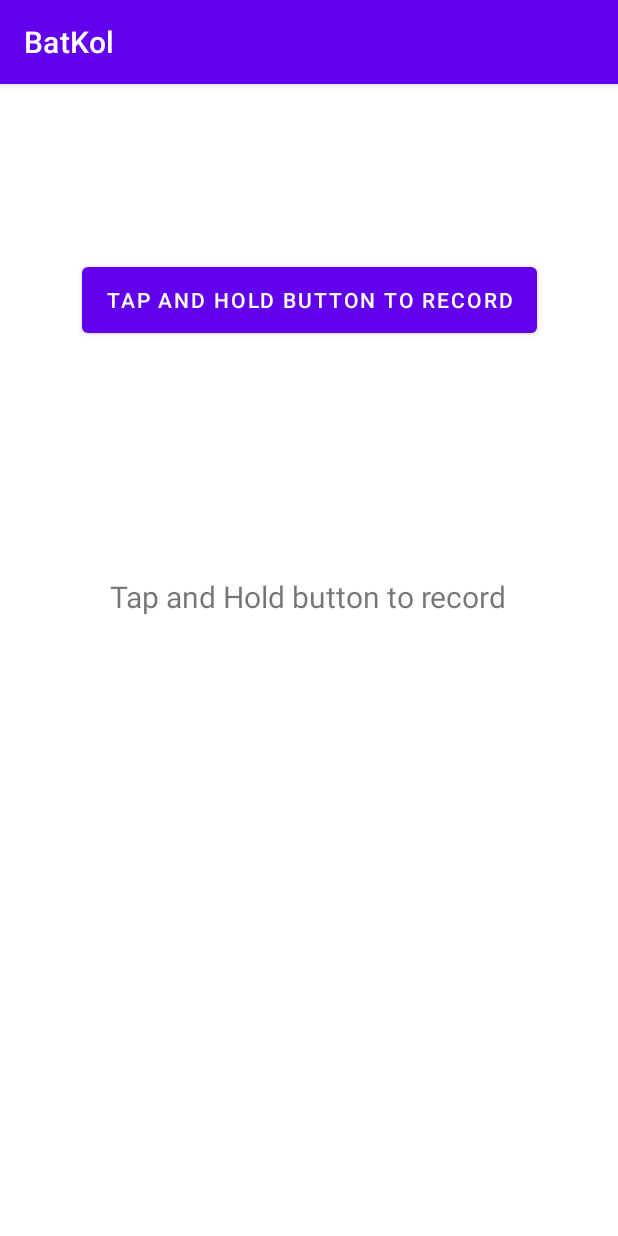
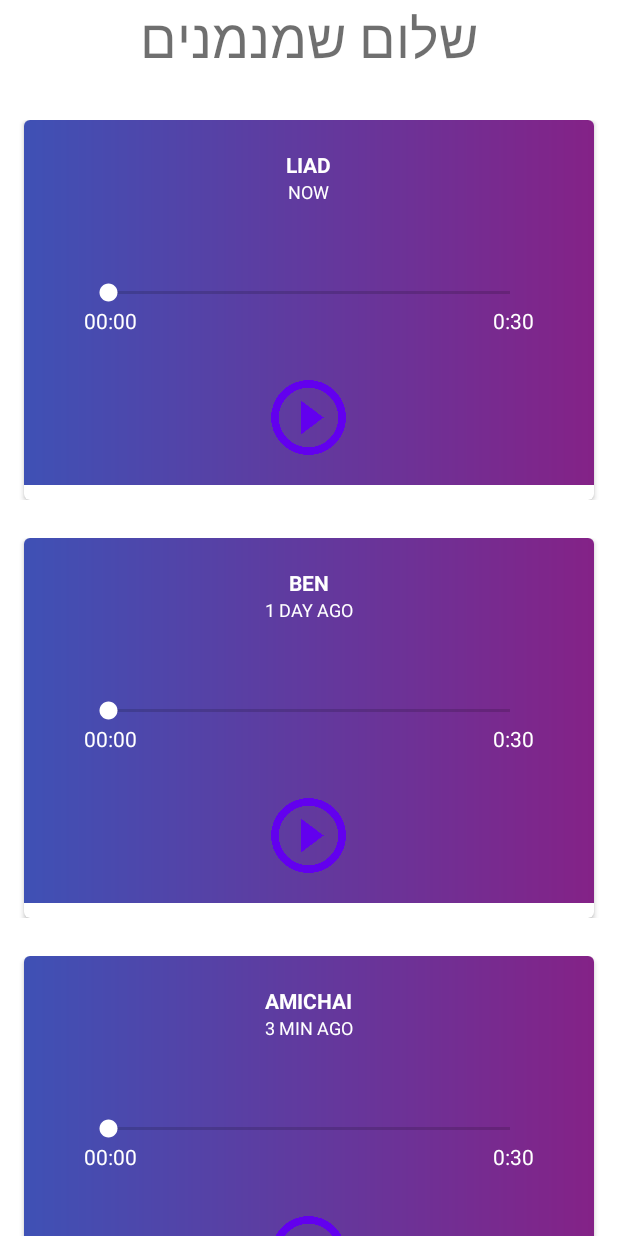
Before and after one commit to BatKol/BatKol, an Android app: the screen it shows after launch (newRecordActivity before the commit, benTesst after it), on a phone screen of 412 x 824 dp. Run offline under Robolectric (Android 15) with nearby library versions, the phone set to English and light mode, and no system bars.

Commit message:
add recordCard class and recordlist adapter

```diff
--- a/app/build.gradle
+++ b/app/build.gradle
@@ -35,6 +35,7 @@ dependencies {
     implementation 'androidx.constraintlayout:constraintlayout:2.0.4'
     implementation 'androidx.navigation:navigation-fragment:2.3.3'
     implementation 'androidx.navigation:navigation-ui:2.3.3'
+    implementation 'com.google.firebase:firebase-database:19.6.0'
     testImplementation 'junit:junit:4.+'
     androidTestImplementation 'androidx.test.ext:junit:1.1.2'
     androidTestImplementation 'androidx.test.espresso:espresso-core:3.3.0'
--- a/app/src/main/java/com/example/batkol/benTesst.java
+++ b/app/src/main/java/com/example/batkol/benTesst.java
@@ -7,29 +7,76 @@ import com.google.android.material.snackbar.Snackbar;
 
 import androidx.appcompat.app.AppCompatActivity;
 import androidx.appcompat.widget.Toolbar;
+import androidx.recyclerview.widget.LinearLayoutManager;
+import androidx.recyclerview.widget.RecyclerView;
 
 import android.view.View;
+import android.widget.ProgressBar;
+
+import java.util.ArrayList;
+
+import models.RecordCard;
+import utils.RecordList_adapter;
 
 public class benTesst extends AppCompatActivity
 {
 
+    private RecyclerView recyclerView;
+    private ArrayList<RecordCard> cards;
+    private RecordList_adapter cardsAdapter;
+    private ProgressBar progressb;
+
+    public   static boolean flag;
+    public static boolean b;
+
     @Override
-    protected void onCreate(Bundle savedInstanceState)
-    {
+    protected void onCreate(Bundle savedInstanceState) {
         super.onCreate(savedInstanceState);
         setContentView(R.layout.activity_ben_tesst);
-        Toolbar toolbar = findViewById(R.id.toolbar);
-        setSupportActionBar(toolbar);
 
-        FloatingActionButton fab = findViewById(R.id.fab);
-        fab.setOnClickListener(new View.OnClickListener()
-        {
-            @Override
-            public void onClick(View view)
-            {
-                Snackbar.make(view, "Replace with your own action", Snackbar.LENGTH_LONG)
-                        .setAction("Action", null).show();
-            }
-        });
+        cards = new ArrayList<RecordCard>();
+
+        progressb = (ProgressBar)findViewById(R.id.progressBar);
+        progressb.setVisibility(View.GONE);
+
+        recyclerView = (RecyclerView) findViewById(R.id.recyclerView);
+
+        initRecyclerAdapter();
+        addNewCard("Liad", "now");
+        addNewCard("Ben", "1 day ago");
+        addNewCard("Amichai", "3 min ago");
+    }
+
+
+    @Override
+    protected void onRestart() {
+        super.onRestart();
+        finish();
+        overridePendingTransition(0, 0);
+        startActivity(getIntent());
+        overridePendingTransition(0, 0);
+    }
+
+    // create new card from given snapshot of seller products
+    private void addNewCard(String creator, String date){
+
+        RecordCard card = new RecordCard();
+
+        card.setCreatorName(creator);
+
+        card.setPublishDate(date);
+
+        cards.add(card);
+
+        cardsAdapter.notifyDataSetChanged();
+    }
+
+
+    // print the cards arrays on the current activity recyclerView
+    private void initRecyclerAdapter() {
+        recyclerView.setLayoutManager(new LinearLayoutManager(this));
+        cardsAdapter = new RecordList_adapter(this,cards);
+        recyclerView.setAdapter(cardsAdapter);
+
     }
 }
--- /dev/null
+++ b/app/src/main/java/models/RecordCard.java
@@ -0,0 +1,49 @@
+package models;
+
+import java.util.Date;
+
+public class RecordCard
+{
+    private String publishDate;
+    private String recordUrl;
+    private String creatorName;
+
+    public RecordCard(){}
+
+    public RecordCard(String publishDate, String recordUrl, String creatorName)
+    {
+        this.publishDate = publishDate;
+        this.recordUrl = recordUrl;
+        this.creatorName = creatorName;
+    }
+
+    public String getPublishDate()
+    {
+        return publishDate;
+    }
+
+    public void setPublishDate(String publishDate)
+    {
+        this.publishDate = publishDate;
+    }
+
+    public String getRecordUrl()
+    {
+        return recordUrl;
+    }
+
+    public void setRecordUrl(String recordUrl)
+    {
+        this.recordUrl = recordUrl;
+    }
+
+    public String getCreatorName()
+    {
+        return creatorName;
+    }
+
+    public void setCreatorName(String userName)
+    {
+        this.creatorName = userName;
+    }
+}
--- /dev/null
+++ b/app/src/main/java/utils/AlgorithmsLibrary.java
@@ -0,0 +1,17 @@
+package utils;
+
+public class AlgorithmsLibrary
+{
+    public static String millisecondsToString(int time) {
+        String elapsedTime = "";
+        int minutes = time / 1000 / 60;
+        int seconds = time / 1000 % 60;
+        elapsedTime = minutes+":";
+        if(seconds < 10) {
+            elapsedTime += "0";
+        }
+        elapsedTime += seconds;
+
+        return  elapsedTime;
+    }
+}
--- /dev/null
+++ b/app/src/main/java/utils/RecordList_adapter.java
@@ -0,0 +1,220 @@
+package utils;
+
+import android.app.Activity;
+import android.content.Context;
+import android.media.MediaPlayer;
+import android.view.LayoutInflater;
+import android.view.View;
+import android.view.ViewGroup;
+import android.widget.Button;
+import android.widget.SeekBar;
+import android.widget.TextView;
+
+import androidx.annotation.NonNull;
+import androidx.recyclerview.widget.RecyclerView;
+
+import com.example.batkol.R;
+
+import java.util.List;
+
+import models.RecordCard;
+
+public class RecordList_adapter extends RecyclerView.Adapter<RecordList_adapter.ViewHolder>
+{
+
+    private LayoutInflater layoutInflater;
+    private Context currentActivity;
+    private List<RecordCard> data;
+
+
+    public RecordList_adapter(Context context, List<RecordCard> data)
+    {
+        this.layoutInflater = LayoutInflater.from(context);
+        this.currentActivity = context;
+        this.data = data;
+    }
+
+    @NonNull
+    @Override
+    public ViewHolder onCreateViewHolder(@NonNull ViewGroup viewGroup, int i)
+    {
+        View view = layoutInflater.inflate(R.layout.audio_card_layout, viewGroup, false);
+        return new ViewHolder(view);
+    }
+
+
+    @Override
+    public void onBindViewHolder(@NonNull ViewHolder viewHolder, int i)
+    {
+
+        // bind the textview with data received
+        RecordCard c = data.get(i);
+        String creator = c.getCreatorName();
+        String Date = c.getPublishDate().toString();
+        //String recordUrl = c.getRecordUrl();
+
+        viewHolder.getCreator().setText(creator);
+        viewHolder.getPublishDate().setText(Date);
+
+        fetchRecord(viewHolder, viewHolder.getMediaPlayer());
+
+/*        viewHolder.GetmyView().setOnClickListener(new View.OnClickListener()
+        {
+            @Override
+            public void onClick(View v)
+            {
+
+            }
+        });*/
+    }
+
+    @Override
+    public int getItemCount()
+    {
+        return data.size();
+    }
+
+    public class ViewHolder extends RecyclerView.ViewHolder
+    {
+
+        private TextView tv_creatorName, tv_datePublish, tv_time, tv_duration;
+        private Button btn_play;
+        private View myView;
+        MediaPlayer recordPlayer;
+        private SeekBar seekBarTime;
+
+        public View GetmyView()
+        {
+            return myView;
+        }
+
+        public ViewHolder(@NonNull View itemView)
+        {
+            super(itemView);
+
+            myView = itemView;
+
+            tv_duration = itemView.findViewById(R.id.tvDuration);
+            tv_time = itemView.findViewById(R.id.tvTime);
+            seekBarTime = itemView.findViewById(R.id.seekBarTime);
+            tv_creatorName = itemView.findViewById(R.id.record_creator);
+            tv_datePublish = itemView.findViewById(R.id.record_publish_date);
+            btn_play = itemView.findViewById(R.id.btnPlay);
+        }
+
+        public TextView getCreator() { return tv_creatorName; }
+
+        public TextView getPublishDate() { return tv_datePublish; }
+
+        public TextView getTv_time() { return tv_time; }
+
+        public TextView getTv_duration() { return tv_duration; }
+
+        public Button getBtn_play() { return btn_play; }
+
+        public MediaPlayer getMediaPlayer(){ return recordPlayer; };
+
+
+        public SeekBar getSeekBarTime() { return seekBarTime; }
+    }
+
+    public void initPlayer(ViewHolder view, MediaPlayer recordPlayer)
+    {
+
+        recordPlayer = MediaPlayer.create(currentActivity, R.raw.free_sound);
+        recordPlayer.setLooping(false);
+        recordPlayer.seekTo(0);
+        recordPlayer.setVolume(0.5f, 0.5f);
+
+        setPlayListener(view.getBtn_play(), recordPlayer);
+
+        String duration = AlgorithmsLibrary.millisecondsToString(recordPlayer.getDuration());
+        view.getTv_duration().setText(duration);
+
+        view.getSeekBarTime().setMax(recordPlayer.getDuration());
+        MediaPlayer record = recordPlayer;
+        view.getSeekBarTime().setOnSeekBarChangeListener(new SeekBar.OnSeekBarChangeListener()
+        {
+            @Override
+            public void onProgressChanged(SeekBar seekBar, int progress, boolean isFromUser)
+            {
+                if(isFromUser)
+                {
+                    record.seekTo(progress);
+                    seekBar.setProgress(progress);
+                }
+            }
+
+            @Override
+            public void onStartTrackingTouch(SeekBar seekBar) {
+
+            }
+
+            @Override
+            public void onStopTrackingTouch(SeekBar seekBar) {
+
+            }
+        });
+
+
+        new Thread(new Runnable() {
+            @Override
+            public void run() {
+                while (record != null) {
+                    if(record.isPlaying()) {
+                        try {
+                            final double current = record.getCurrentPosition();
+                            final String elapsedTime = AlgorithmsLibrary.millisecondsToString((int) current);
+
+                            ((Activity)currentActivity).runOnUiThread(new Runnable() {
+                                @Override
+                                public void run() {
+                                    view.getTv_time().setText(elapsedTime);
+                                    view.getSeekBarTime().setProgress((int) current);
+                                }
+                            });
+
+                            Thread.sleep(1000);
+                        }catch (InterruptedException e) {}
+                    }
+                }
+            }
+        }).start();
+    }
+
+    public void setPlayListener(Button play, MediaPlayer recordPlayer){
+        if(recordPlayer != null)
+        {
+            play.setOnClickListener(new View.OnClickListener()
+            {
+                @Override
+                public void onClick(View v)
+                {
+                    if(recordPlayer.isPlaying())
+                    {
+                        // is playing
+                        recordPlayer.pause();
+                        play.setBackgroundResource(R.drawable.ic_play);
+                    }
+                    else
+                    {
+                        // on pause
+                        recordPlayer.start();
+                        play.setBackgroundResource(R.drawable.ic_pause);
+                    }
+                }
+            });
+        }
+
+    }
+
+
+    public void fetchRecord(ViewHolder view, MediaPlayer recordPlayer){
+        // call db to fetch record
+        String record = "";
+
+        initPlayer(view, recordPlayer);
+    }
+
+
+}
--- /dev/null
+++ b/app/src/main/res/drawable/background.xml
@@ -0,0 +1,6 @@
+<?xml version="1.0" encoding="utf-8"?>
+<shape xmlns:android="http://schemas.android.com/apk/res/android">
+
+    <gradient android:startColor="#3F51B5" android:endColor="#842287"/>
+
+</shape>
--- a/app/src/main/res/layout/activity_ben_tesst.xml
+++ b/app/src/main/res/layout/activity_ben_tesst.xml
@@ -1,33 +1,34 @@
 <?xml version="1.0" encoding="utf-8"?>
-<androidx.coordinatorlayout.widget.CoordinatorLayout xmlns:android="http://schemas.android.com/apk/res/android"
-    xmlns:app="http://schemas.android.com/apk/res-auto"
-    xmlns:tools="http://schemas.android.com/tools"
+<LinearLayout xmlns:android="http://schemas.android.com/apk/res/android"
     android:layout_width="match_parent"
     android:layout_height="match_parent"
-    tools:context=".benTesst">
+    android:orientation="vertical"
+    android:showAsAction="ifRoom">
+    android:textSize="10sp" />
 
-    <com.google.android.material.appbar.AppBarLayout
+
+    <TextView
+        android:layout_width="wrap_content"
+        android:layout_height="wrap_content"
+        android:layout_gravity="center"
+        android:layout_marginBottom="5dp"
+        android:text="שלום שמנמנים"
+        android:textColor="@color/common_google_signin_btn_text_light_default"
+        android:textSize="36dp" />
+
+
+    <androidx.recyclerview.widget.RecyclerView
+        android:id="@+id/recyclerView"
+        android:layout_width="match_parent"
+        android:layout_height="wrap_content"/>
+
+    <include
         android:layout_width="match_parent"
         android:layout_height="wrap_content"
-        android:theme="@style/Theme.BatKol.AppBarOverlay">
+        android:layout_marginTop="220dp"
+        android:visibility="visible"
+        layout="@layout/processbar">
+    </include>
 
-        <androidx.appcompat.widget.Toolbar
-            android:id="@+id/toolbar"
-            android:layout_width="match_parent"
-            android:layout_height="?attr/actionBarSize"
-            android:background="?attr/colorPrimary"
-            app:popupTheme="@style/Theme.BatKol.PopupOverlay" />
 
-    </com.google.android.material.appbar.AppBarLayout>
-
-    <include layout="@layout/content_ben_tesst" />
-
-    <com.google.android.material.floatingactionbutton.FloatingActionButton
-        android:id="@+id/fab"
-        android:layout_width="wrap_content"
-        android:layout_height="wrap_content"
-        android:layout_gravity="bottom|end"
-        android:layout_margin="@dimen/fab_margin"
-        app:srcCompat="@android:drawable/ic_dialog_email" />
-
-</androidx.coordinatorlayout.widget.CoordinatorLayout>
+</LinearLayout>
--- /dev/null
+++ b/app/src/main/res/layout/audio_card_layout.xml
@@ -0,0 +1,97 @@
+<?xml version="1.0" encoding="utf-8"?>
+<androidx.constraintlayout.widget.ConstraintLayout xmlns:android="http://schemas.android.com/apk/res/android"
+    xmlns:app="http://schemas.android.com/apk/res-auto"
+    xmlns:tools="http://schemas.android.com/tools"
+    android:layout_width="match_parent"
+    android:layout_height="wrap_content"
+
+    android:layout_marginTop="25dp">
+
+
+    <androidx.cardview.widget.CardView
+        android:id="@+id/cardView"
+        android:layout_width="match_parent"
+        android:layout_height="wrap_content"
+        android:layout_marginLeft="16dp"
+        android:layout_marginRight="16dp"
+        app:cardCornerRadius="4dp"
+        app:layout_constraintBottom_toBottomOf="parent"
+        app:layout_constraintEnd_toEndOf="parent"
+        app:layout_constraintHorizontal_bias="0.0"
+        app:layout_constraintStart_toStartOf="parent"
+        app:layout_constraintTop_toTopOf="parent"
+        app:layout_constraintVertical_bias="0.498">
+
+        <LinearLayout
+            android:background="@drawable/background"
+            android:layout_width="match_parent"
+            android:layout_height="wrap_content"
+            android:gravity="center"
+            android:layout_marginBottom="10dp"
+            android:orientation="vertical">
+
+
+            <TextView
+                android:id="@+id/record_creator"
+                android:layout_width="wrap_content"
+                android:layout_height="wrap_content"
+                android:layout_marginTop="20dp"
+                android:text="record creator"
+                android:textAllCaps="true"
+                android:textColor="#fff"
+                android:textSize="14sp"
+                android:textStyle="bold" />
+
+            <TextView
+                android:id="@+id/record_publish_date"
+                android:layout_width="wrap_content"
+                android:layout_height="wrap_content"
+                android:layout_marginBottom="20dp"
+                android:text="Date"
+                android:textAllCaps="true"
+                android:textColor="#fff"
+                android:textSize="12sp" />
+
+            <SeekBar
+                android:id="@+id/seekBarTime"
+                android:layout_width="300dp"
+                android:layout_height="wrap_content"
+                android:layout_marginTop="30dp"
+                android:backgroundTint="#fff"
+                android:progressTint="#fff"
+                android:thumbTint="#fff" />
+
+            <RelativeLayout
+                android:layout_width="300dp"
+                android:layout_height="wrap_content">
+
+                <TextView
+                    android:id="@+id/tvTime"
+                    android:layout_width="wrap_content"
+                    android:layout_height="wrap_content"
+                    android:text="00:00"
+                    android:textColor="#fff" />
+
+                <TextView
+                    android:id="@+id/tvDuration"
+                    android:layout_width="wrap_content"
+                    android:layout_height="wrap_content"
+                    android:layout_alignParentRight="true"
+                    android:text="00:00"
+                    android:textColor="#fff" />
+
+            </RelativeLayout>
+
+            <Button
+                android:id="@+id/btnPlay"
+                android:layout_width="50dp"
+                android:layout_height="50dp"
+                android:layout_marginTop="30dp"
+                android:layout_marginBottom="20dp"
+                android:background="@drawable/ic_play"
+                android:textColor="#F4EAEA" />
+
+        </LinearLayout>
+    </androidx.cardview.widget.CardView>
+
+</androidx.constraintlayout.widget.ConstraintLayout>
--- a/app/src/main/res/layout/content_ben_tesst.xml
+++ /dev/null
@@ -1,6 +0,0 @@
-<?xml version="1.0" encoding="utf-8"?>
-<androidx.constraintlayout.widget.ConstraintLayout xmlns:android="http://schemas.android.com/apk/res/android"
-    xmlns:app="http://schemas.android.com/apk/res-auto"
-    android:layout_width="match_parent"
-    android:layout_height="match_parent"
-    app:layout_behavior="@string/appbar_scrolling_view_behavior"></androidx.constraintlayout.widget.ConstraintLayout>
--- /dev/null
+++ b/app/src/main/res/layout/processbar.xml
@@ -0,0 +1,8 @@
+<?xml version="1.0" encoding="utf-8"?>
+
+<ProgressBar xmlns:android="http://schemas.android.com/apk/res/android"
+    android:id="@+id/progressBar"
+    style="?android:attr/progressBarStyle"
+    android:indeterminateTint="@color/black"
+    android:layout_weight="1"
+    android:gravity="center" />
```
Also changed, not shown: app/src/main/AndroidManifest.xml (+4 -3 lines), app/src/main/res/drawable/ic_pause.png (added), app/src/main/res/drawable/ic_play.png (added), app/src/main/res/drawable/icon_music_player.png (added), 1 other file.
